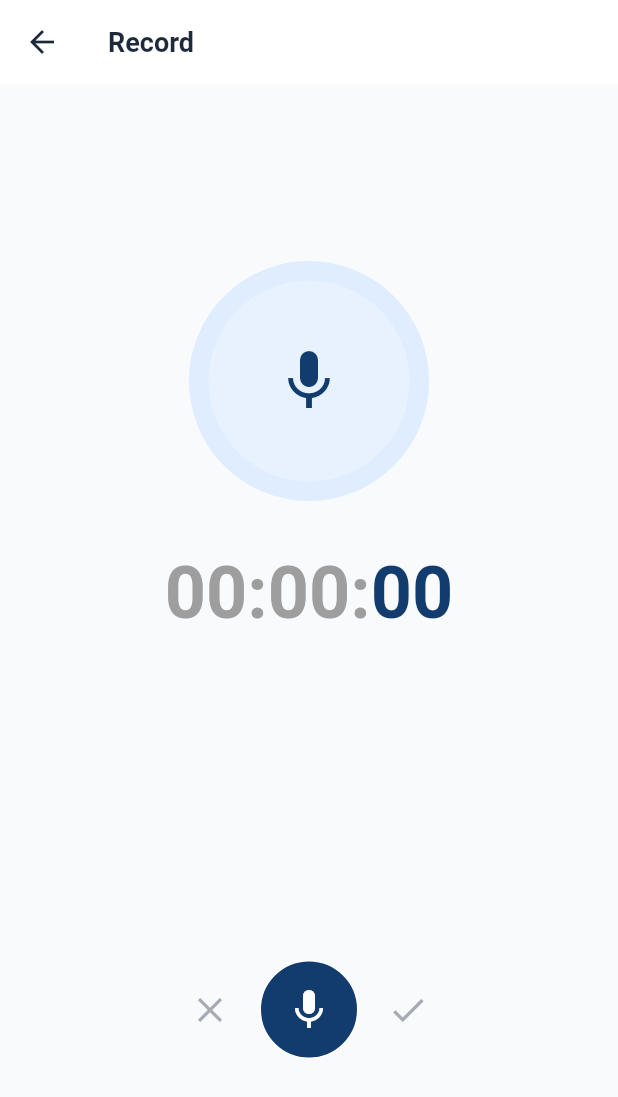
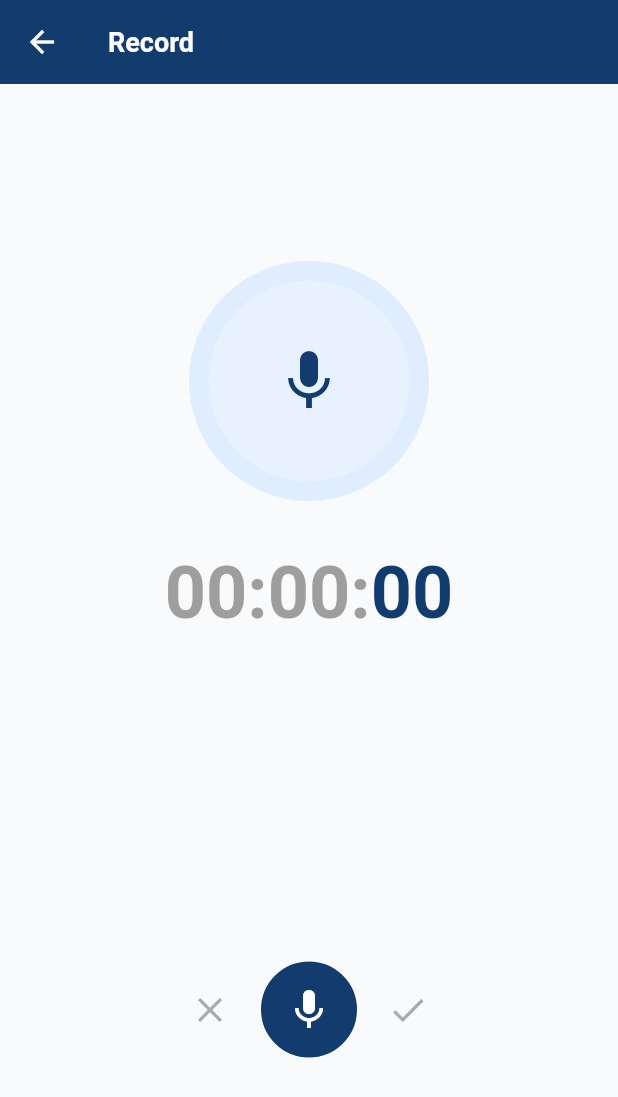
Before and after one commit to Trilok1110/project_recorder_app, a Flutter app: the screen it shows after launch, after a tap on the "mic" icon, on a phone screen of 412 x 824 dp. Shown: the top 1097 px of the screen. Run offline on Flutter 3.47's test engine with Material 3 defaults, Android fonts, the phone set to English and light mode, and no system bars; our stand-ins replace bloc, dio, equatable, flutter_bloc, get_it, shared_preferences; network calls fail.

Commit message:
refactor: improve card ui  and recoding screen ui  like figma

```diff
--- a/lib/core/theme/app_theme.dart
+++ b/lib/core/theme/app_theme.dart
@@ -21,10 +21,7 @@ class AppTheme {
         onSecondary: Colors.white,
         onSurface: AppColors.textPrimary,
         onError: Colors.white,
-      ).copyWith(
-        secondary: AppColors.primaryBlue,
-        error: AppColors.accentRed,
-      ),
+      ).copyWith(secondary: AppColors.primaryBlue, error: AppColors.accentRed),
       textTheme: const TextTheme(
         headlineLarge: TextStyle(
           fontSize: 32,
--- a/lib/features/recording/presentation/pages/recording_screen.dart
+++ b/lib/features/recording/presentation/pages/recording_screen.dart
@@ -131,20 +131,20 @@ class _RecordingScreenState extends State<RecordingScreen> {
       backgroundColor: AppColors.background,
       appBar: AppBar(
         leading: IconButton(
-          icon: const Icon(Icons.arrow_back, color: AppColors.textPrimary),
+          icon: const Icon(Icons.arrow_back, color: AppColors.surfaceWhite),
           onPressed: _cancelRecording,
         ),
         title: Text(
           _isRecording ? 'Recording' : 'Record',
           style: const TextStyle(
-            color: AppColors.textPrimary,
             fontSize: 18,
             fontWeight: FontWeight.w600,
           ),
         ),
-        backgroundColor: AppColors.surfaceWhite,
+        backgroundColor: AppColors.primaryBlue,
         elevation: 0,
-      ),
+      )
+,
       body: Center(
         child: Column(
           mainAxisAlignment: MainAxisAlignment.center,
--- a/lib/features/recording/presentation/widgets/empty_recording_state.dart
+++ b/lib/features/recording/presentation/widgets/empty_recording_state.dart
@@ -13,55 +13,12 @@ class EmptyRecordingState extends StatelessWidget {
         child: Column(
           mainAxisAlignment: MainAxisAlignment.center,
           children: [
-            // Magnifying Glass Icon with Water Drop (from Figma)
-            Container(
+            Image.asset(
+              "assets/not_found.png",
               width: 96,
               height: 96,
-              decoration: BoxDecoration(
-                color: AppColors.primaryBlue.withOpacity(0.1),
-                shape: BoxShape.circle,
-              ),
-              child: Stack(
-                alignment: Alignment.center,
-                children: [
-                  // Water Drop
-                  Positioned(
-                    top: 24,
-                    child: Container(
-                      width: 24,
-                      height: 32,
-                      decoration: BoxDecoration(
-                        color: AppColors.primaryBlue.withOpacity(0.2),
-                        borderRadius: const BorderRadius.only(
-                          bottomLeft: Radius.circular(12),
-                          bottomRight: Radius.circular(12),
-                          topLeft: Radius.circular(12),
-                          topRight: Radius.circular(12),
-                        ),
-                      ),
-                    ),
-                  ),
-                  // Magnifying Glass Handle
-                  Positioned(
-                    bottom: 20,
-                    right: 20,
-                    child: Transform.rotate(
-                      angle: -0.5,
-                      child: Container(
-                        width: 12,
-                        height: 24,
-                        decoration: BoxDecoration(
-                          color: AppColors.primaryBlue.withOpacity(0.6),
-                          borderRadius: BorderRadius.circular(6),
-                        ),
-                      ),
-                    ),
-                  ),
-                ],
-              ),
             ),
             const SizedBox(height: 24),
-            // Title
             Text(
               'No Recording Found!!',
               style: TextStyle(
@@ -73,7 +30,6 @@ class EmptyRecordingState extends StatelessWidget {
               textAlign: TextAlign.center,
             ),
             const SizedBox(height: 12),
-            // Subtitle
             Text(
               "There's nothing here yet. Hit the record button to capture something amazing!",
               style: TextStyle(
```
Also changed, not shown: lib/features/recording/presentation/widgets/recording_card.dart (+48 -66 lines), lib/features/recording/presentation/widgets/recording_grid_view.dart (+21 -6 lines), pubspec.yaml (+4 -11 lines).
